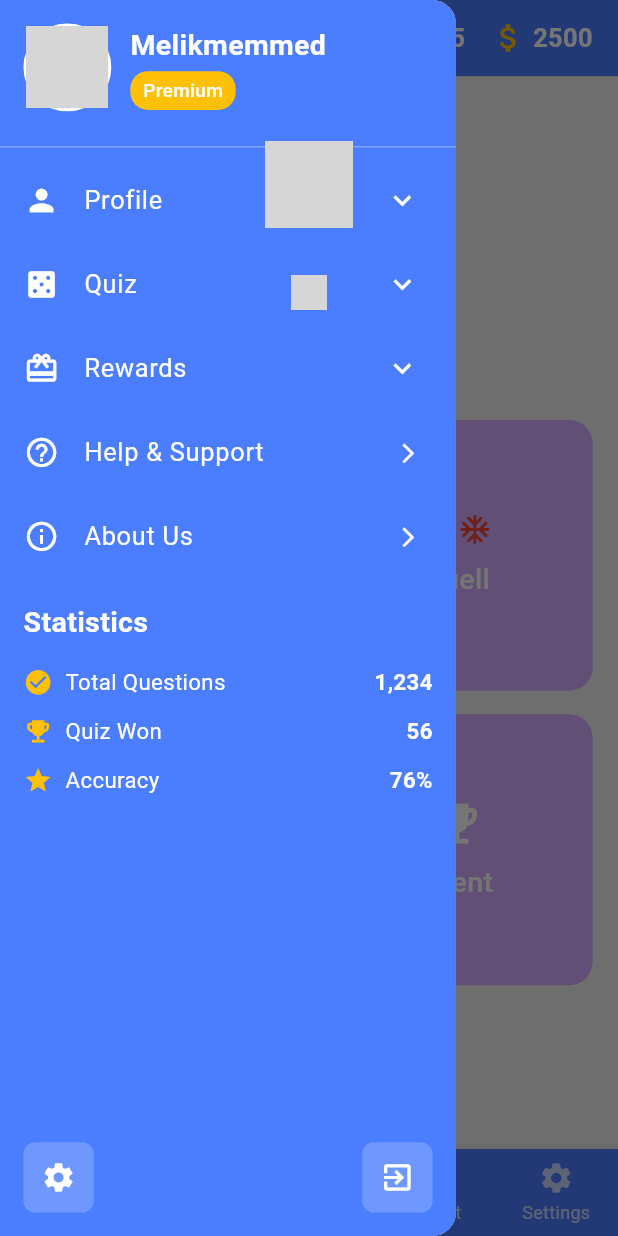
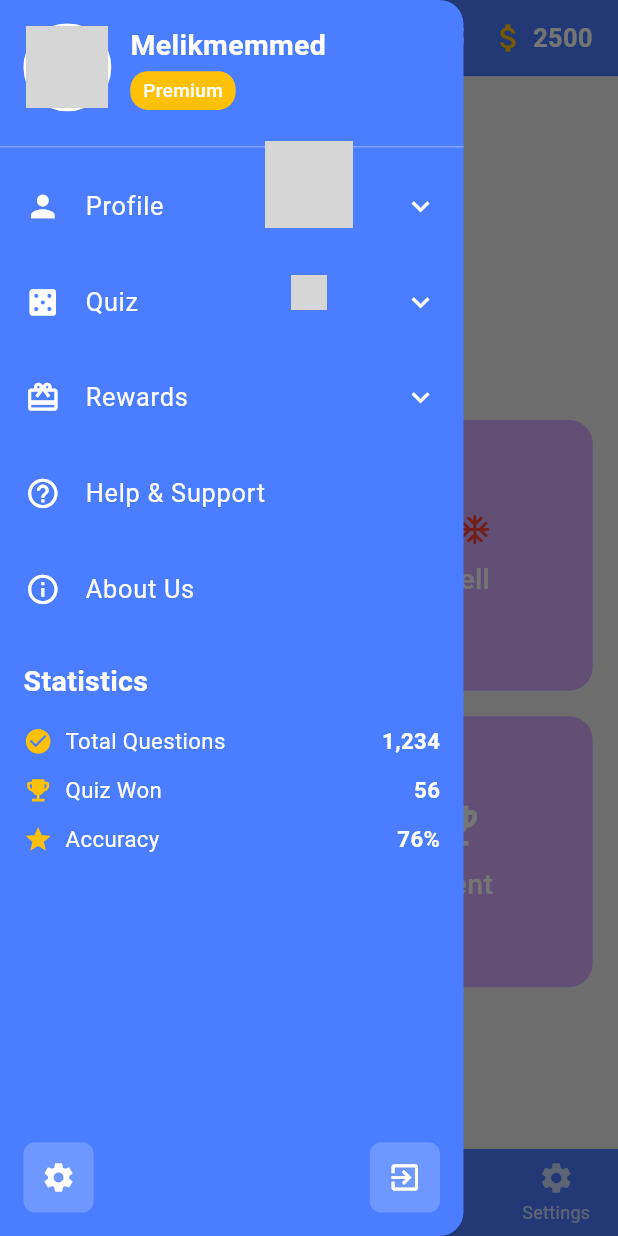
Before and after one commit to qayaxaneyvazli/quizapp, a Flutter app: the screen it shows after launch, with the side drawer open, on a phone screen of 412 x 824 dp. Run offline on Flutter 3.47's test engine with Material 3 defaults, Android fonts, the phone set to English and light mode, and no system bars; our stand-ins replace flutter_riverpod, flutter_screenutil; grey boxes are pictures that could not be loaded.

Commit message:
First design and tablet responsiveness is completed

```diff
--- a/lib/screens/home/home_screen.dart
+++ b/lib/screens/home/home_screen.dart
@@ -16,9 +16,12 @@ class HomeScreen extends ConsumerWidget {
   @override
   Widget build(BuildContext context, WidgetRef ref) {
     final navController = ref.watch(bottomNavProvider);
+    // Get screen width to determine if we're on a tablet
+    final screenWidth = MediaQuery.of(context).size.width;
+    final isTablet = screenWidth > 600;
 
     return Scaffold(
-      drawer:   TopBar(),
+      drawer: TopBar(),
       backgroundColor: const Color(0xFFF0F0F0),
       bottomNavigationBar: BottomNavigationBar(
         backgroundColor: const Color(0xFF4A7DFF),
@@ -58,7 +61,7 @@ class HomeScreen extends ConsumerWidget {
         children: [
           // Top status bar with coins and timer
           Container(
-            padding: EdgeInsets.symmetric(horizontal: 16.w, vertical: 12.h),
+            padding: EdgeInsets.symmetric(horizontal: 16.w, vertical: isTablet ? 8.h : 12.h),
             color: const Color(0xFF4A7DFF),
             child: SafeArea(
               bottom: false,
@@ -148,56 +151,68 @@ class HomeScreen extends ConsumerWidget {
   }
 }
 
-
-
-
-
 class HomeContentScreen extends StatelessWidget {
   const HomeContentScreen({Key? key}) : super(key: key);
 
   @override
   Widget build(BuildContext context) {
+    // Get screen dimensions to determine if we're on a tablet
+    final screenWidth = MediaQuery.of(context).size.width;
+    final screenHeight = MediaQuery.of(context).size.height;
+    final isTablet = screenWidth > 600;
+
+    // Calculate appropriate sizes based on device
+    final avatarSize = isTablet ? 80.r : 100.r;
+    final avatarInnerSize = isTablet ? 64.r : 80.r;
+    final flagSize = isTablet ? 20.r : 24.r;
+    final usernameSize = isTablet ? 12.sp : 20.sp;
+
+    // For tablets, we'll create a wider layout with more grid columns
+    final gridCrossAxisCount = isTablet ? 4 : 2;
+    final gridPadding = isTablet ? 12.w : 16.w;
+    final gridItemSpacing = isTablet ? 10.w : 16.w;
+
     return Column(
       children: [
         // Profile section
-        SizedBox(height: 24.h),
+        SizedBox(height: isTablet ? 16.h : 24.h),
         Center(
           child: Column(
             children: [
               Container(
-                width: 100.r,
-                height: 100.r,
+                width: avatarSize,
+                height: avatarSize,
                 decoration: BoxDecoration(
                   shape: BoxShape.circle,
                   color: const Color(0xFFE8E4FF),
-                  border: Border.all(color: const Color(0xFFD5CFFF), width: 4.r),
+                  border: Border.all(color: const Color(0xFFD5CFFF), width: isTablet ? 3.r : 4.r),
                 ),
                 child: Center(
                   child: Image.asset(
                     'assets/images/avatar.png', // Replace with your avatar image
-                    width: 80.r,
-                    height: 80.r,
+                    width: avatarInnerSize,
+                    height: avatarInnerSize,
                     errorBuilder: (context, error, stackTrace) {
-                      return Icon(Icons.person, size: 60.r, color: Colors.grey);
+                      return Icon(Icons.person, size: avatarInnerSize * 0.75, color: Colors.grey);
                     },
                   ),
                 ),
               ),
-              SizedBox(height: 8.h),
+              SizedBox(height: isTablet ? 6.h : 8.h),
               // Country flag icon
               Container(
-                padding: EdgeInsets.all(4.r),
+                padding: EdgeInsets.all(isTablet ? 3.r : 4.r),
                 decoration: const BoxDecoration(
                   shape: BoxShape.circle,
                 ),
                 child: Image.asset(
                   'assets/images/azerbaijan_flag.png', // Replace with your flag image
-                  width: 24.r,
-                  height: 24.r,
+                  width: flagSize,
+                  height: flagSize,
                   errorBuilder: (context, error, stackTrace) {
                     return Container(
-                      width: 24.r,
-                      height: 24.r,
+                      width: flagSize,
+                      height: flagSize,
                       decoration: const BoxDecoration(
                         shape: BoxShape.circle,
                         gradient: LinearGradient(
@@ -208,12 +223,12 @@ class HomeContentScreen extends StatelessWidget {
                   },
                 ),
               ),
-              SizedBox(height: 8.h),
+              SizedBox(height: isTablet ? 6.h : 8.h),
               // Username
               Text(
                 "Melikmemmed",
                 style: TextStyle(
-                  fontSize: 20.sp,
+                  fontSize: usernameSize,
                   fontWeight: FontWeight.bold,
                 ),
               ),
@@ -221,33 +236,36 @@ class HomeContentScreen extends StatelessWidget {
           ),
         ),
 
-        SizedBox(height: 32.h),
+        SizedBox(height: isTablet ? 24.h : 32.h),
 
-        // Menu grid
+        // Menu grid - responsive layout for tablet
         Expanded(
           child: Padding(
-            padding: EdgeInsets.symmetric(horizontal: 16.w),
+            padding: EdgeInsets.symmetric(horizontal: gridPadding),
             child: GridView.count(
-              crossAxisCount: 2,
-              mainAxisSpacing: 16.h,
-              crossAxisSpacing: 16.w,
+              crossAxisCount: gridCrossAxisCount,
+              mainAxisSpacing: gridItemSpacing,
+              crossAxisSpacing: gridItemSpacing,
+              childAspectRatio: isTablet ? 1.3 : 1.0, // Wider tiles on tablet
               children: [
                 // Quiz button
                 _buildMenuTile(
                   icon: Icons.play_arrow,
                   title: "Quizz Spielen",
                   color: const Color(0xFFD5ACFF),
+                  isTablet: isTablet,
                 ),
                 // Duel button
                 _buildMenuTile(
                   icon: Icons.shield,
                   title: "Duell",
                   color: const Color(0xFFD5ACFF),
+                  isTablet: isTablet,
                   customIcon: Row(
                     mainAxisSize: MainAxisSize.min,
                     children: [
-                      Icon(Icons.ac_unit_rounded, color: Colors.blue, size: 24.r),
-                      Icon(Icons.ac_unit_rounded, color: Colors.red, size: 24.r),
+                      Icon(Icons.ac_unit_rounded, color: Colors.blue, size: isTablet ? 20.r : 24.r),
+                      Icon(Icons.ac_unit_rounded, color: Colors.red, size: isTablet ? 20.r : 24.r),
                     ],
                   ),
                 ),
@@ -256,13 +274,30 @@ class HomeContentScreen extends StatelessWidget {
                   icon: Icons.calendar_today,
                   title: "Daily Login\nRewards",
                   color: const Color(0xFFD5ACFF),
+                  isTablet: isTablet,
                 ),
                 // Event button
                 _buildMenuTile(
                   icon: Icons.emoji_events,
                   title: "Event",
                   color: const Color(0xFFD5ACFF),
+                  isTablet: isTablet,
                 ),
+                // For tablet layout, add more menu items to fill the grid
+                // if (isTablet)
+                //   _buildMenuTile(
+                //     icon: Icons.star,
+                //     title: "Achievements",
+                //     color: const Color(0xFFD5ACFF),
+                //     isTablet: isTablet,
+                //   ),
+                // if (isTablet)
+                //   _buildMenuTile(
+                //     icon: Icons.history,
+                //     title: "History",
+                //     color: const Color(0xFFD5ACFF),
+                //     isTablet: isTablet,
+                //   ),
               ],
             ),
           ),
@@ -275,24 +310,29 @@ class HomeContentScreen extends StatelessWidget {
     required IconData icon,
     required String title,
     required Color color,
+    required bool isTablet,
     Widget? customIcon,
   }) {
+    // Adjust sizes for tablet
+    final iconSize = isTablet ? 30.r : 36.r;
+    final fontSize = isTablet ? 16.sp : 18.sp;
+
     return Container(
       decoration: BoxDecoration(
         color: color,
-        borderRadius: BorderRadius.circular(16.r),
+        borderRadius: BorderRadius.circular(isTablet ? 12.r : 16.r),
       ),
       child: Column(
         mainAxisAlignment: MainAxisAlignment.center,
         children: [
-          customIcon ?? Icon(icon, size: 36.r, color: Colors.white),
-          SizedBox(height: 8.h),
+          customIcon ?? Icon(icon, size: iconSize, color: Colors.white),
+          SizedBox(height: isTablet ? 6.h : 8.h),
           Text(
             title,
             textAlign: TextAlign.center,
             style: TextStyle(
               color: Colors.white,
-              fontSize: 18.sp,
+              fontSize: fontSize,
               fontWeight: FontWeight.w500,
             ),
           ),
--- a/lib/widgets/topbar.dart
+++ b/lib/widgets/topbar.dart
@@ -24,38 +24,48 @@ class _TopBarState extends State<TopBar> {
 
   @override
   Widget build(BuildContext context) {
-    return Drawer(
-      child: Container(
-        color: const Color(0xFF4A7DFF),
+    // Get screen width to determine if we're on a tablet
+    final screenWidth = MediaQuery.of(context).size.width;
+    final isTablet = screenWidth > 600;
+
+    // Adjust drawer width based on device type
+    // For tablets, make drawer narrower to use screen space more efficiently
+    final drawerWidth = isTablet ? screenWidth * 0.3 : screenWidth * 0.75;
+
+    return SizedBox(
+      width: drawerWidth,
+      child: Drawer(
+        backgroundColor: const Color(0xFF4A7DFF),
         child: SafeArea(
           child: Column(
             children: [
-              // User profile section
+              // User profile section - more compact on tablet
               Padding(
-                padding: EdgeInsets.all(16.r),
+                padding: EdgeInsets.all(isTablet ? 16.r : 16.r),
                 child: Row(
                   children: [
                     Container(
-                      width: 60.r,
-                      height: 60.r,
+                      width: isTablet ? 56.r : 60.r,
+                      height: isTablet ? 56.r : 60.r,
                       decoration: BoxDecoration(
                         shape: BoxShape.circle,
                         color: const Color(0xFFE8E4FF),
-                        border: Border.all(color: Colors.white, width: 2.r),
+                        border: Border.all(color: Colors.white, width: isTablet ? 2.r : 2.r),
                       ),
                       child: ClipRRect(
-                        borderRadius: BorderRadius.circular(30.r),
+                        borderRadius: BorderRadius.circular(isTablet ? 28.r : 30.r),
                         child: Image.asset(
                           'assets/images/avatar.png',
                           fit: BoxFit.cover,
                           errorBuilder: (context, error, stackTrace) {
-                            return Icon(Icons.person, size: 40.r, color: Colors.grey);
+                            return Icon(Icons.person, size: isTablet ? 36.r : 40.r, color: Colors.grey);
                           },
                         ),
                       ),
                     ),
-                    SizedBox(width: 12.w),
-                    Column(
+                    SizedBox(width: isTablet ? 12.w : 12.w),
+                    Expanded(
+                      child: Column(
                         crossAxisAlignment: CrossAxisAlignment.start,
                         children: [
                           Text(
@@ -63,26 +73,30 @@ class _TopBarState extends State<TopBar> {
                             style: TextStyle(
                               color: Colors.white,
                               fontWeight: FontWeight.bold,
-                            fontSize: 18.sp,
+                              fontSize: isTablet ? 11.sp : 18.sp,
                             ),
                           ),
                           SizedBox(height: 4.h),
                           Container(
-                          padding: EdgeInsets.symmetric(horizontal: 8.w, vertical: 4.h),
+                            padding: EdgeInsets.symmetric(
+                              horizontal: isTablet ? 8.w : 8.w,
+                              vertical: isTablet ? 3.h : 4.h
+                            ),
                             decoration: BoxDecoration(
                               color: Colors.amber,
-                            borderRadius: BorderRadius.circular(12.r),
+                              borderRadius: BorderRadius.circular(isTablet ? 10.r : 12.r),
                             ),
                             child: Text(
                               "Premium",
                               style: TextStyle(
                                 color: Colors.white,
                                 fontWeight: FontWeight.w500,
-                              fontSize: 12.sp,
+                                fontSize: isTablet ? 7.sp : 12.sp,
                               ),
                             ),
                           ),
                         ],
+                      ),
                     ),
                   ],
                 ),
@@ -100,9 +114,11 @@ class _TopBarState extends State<TopBar> {
                       _buildExpandableSection(
                         title: 'Profile',
                         icon: Icons.person,
+                        isTablet: isTablet,
                         children: [
                           _buildSubMenuItem(
                             title: 'View Profile',
+                            isTablet: isTablet,
                             onTap: () {
                               Navigator.pop(context);
                               // Navigate to profile page
@@ -110,6 +126,7 @@ class _TopBarState extends State<TopBar> {
                           ),
                           _buildSubMenuItem(
                             title: 'Edit Profile',
+                            isTablet: isTablet,
                             onTap: () {
                               Navigator.pop(context);
                               // Navigate to edit profile page
@@ -117,6 +134,7 @@ class _TopBarState extends State<TopBar> {
                           ),
                           _buildSubMenuItem(
                             title: 'Change Avatar',
+                            isTablet: isTablet,
                             onTap: () {
                               Navigator.pop(context);
                               // Navigate to change avatar page
@@ -129,9 +147,11 @@ class _TopBarState extends State<TopBar> {
                       _buildExpandableSection(
                         title: 'Quiz',
                         icon: Icons.casino,
+                        isTablet: isTablet,
                         children: [
                           _buildSubMenuItem(
                             title: 'Quiz History',
+                            isTablet: isTablet,
                             onTap: () {
                               Navigator.pop(context);
                               // Navigate to quiz history
@@ -139,6 +159,7 @@ class _TopBarState extends State<TopBar> {
                           ),
                           _buildSubMenuItem(
                             title: 'Leaderboard',
+                            isTablet: isTablet,
                             onTap: () {
                               Navigator.pop(context);
                               // Navigate to leaderboard
@@ -146,6 +167,7 @@ class _TopBarState extends State<TopBar> {
                           ),
                           _buildSubMenuItem(
                             title: 'Achievements',
+                            isTablet: isTablet,
                             onTap: () {
                               Navigator.pop(context);
                               // Navigate to achievements
@@ -158,9 +180,11 @@ class _TopBarState extends State<TopBar> {
                       _buildExpandableSection(
                         title: 'Rewards',
                         icon: Icons.card_giftcard,
+                        isTablet: isTablet,
                         children: [
                           _buildSubMenuItem(
                             title: 'Available Rewards',
+                            isTablet: isTablet,
                             onTap: () {
                               Navigator.pop(context);
                               // Navigate to available rewards
@@ -168,6 +192,7 @@ class _TopBarState extends State<TopBar> {
                           ),
                           _buildSubMenuItem(
                             title: 'My Purchases',
+                            isTablet: isTablet,
                             onTap: () {
                               Navigator.pop(context);
                               // Navigate to purchases
@@ -175,6 +200,7 @@ class _TopBarState extends State<TopBar> {
                           ),
                           _buildSubMenuItem(
                             title: 'Redeem Code',
+                            isTablet: isTablet,
                             onTap: () {
                               Navigator.pop(context);
                               // Navigate to redeem code
@@ -187,6 +213,7 @@ class _TopBarState extends State<TopBar> {
                       _buildMenuItem(
                         icon: Icons.help_outline,
                         title: "Help & Support",
+                        isTablet: isTablet,
                         onTap: () {
                           Navigator.pop(context);
                           // Navigate to help and support
@@ -195,15 +222,16 @@ class _TopBarState extends State<TopBar> {
                       _buildMenuItem(
                         icon: Icons.info_outline,
                         title: "About Us",
+                        isTablet: isTablet,
                         onTap: () {
                           Navigator.pop(context);
                           // Navigate to about us
                         },
                       ),
 
-                      // Statistics section
+                      // Statistics section - more compact on tablet
                       Padding(
-                        padding: EdgeInsets.all(16.r),
+                        padding: EdgeInsets.all(isTablet ? 16.r : 16.r),
                         child: Column(
                           crossAxisAlignment: CrossAxisAlignment.start,
                           children: [
@@ -212,26 +240,29 @@ class _TopBarState extends State<TopBar> {
                               style: TextStyle(
                                 color: Colors.white,
                                 fontWeight: FontWeight.bold,
-                                fontSize: 18.sp,
+                                fontSize: isTablet ? 11.sp : 18.sp,
                               ),
                             ),
-                            SizedBox(height: 16.h),
+                            SizedBox(height: isTablet ? 16.h : 16.h),
                             _buildStatItem(
                               icon: Icons.check_circle,
                               title: "Total Questions",
                               value: "1,234",
+                              isTablet: isTablet,
                             ),
-                            SizedBox(height: 12.h),
+                            SizedBox(height: isTablet ? 12.h : 12.h),
                             _buildStatItem(
                               icon: Icons.emoji_events,
                               title: "Quiz Won",
                               value: "56",
+                              isTablet: isTablet,
                             ),
-                            SizedBox(height: 12.h),
+                            SizedBox(height: isTablet ? 12.h : 12.h),
                             _buildStatItem(
                               icon: Icons.star,
                               title: "Accuracy",
                               value: "76%",
+                              isTablet: isTablet,
                             ),
                           ],
                         ),
@@ -241,9 +272,9 @@ class _TopBarState extends State<TopBar> {
                 ),
               ),
 
-              // Bottom buttons
+              // Bottom buttons - more compact on tablet
               Padding(
-                padding: EdgeInsets.all(16.r),
+                padding: EdgeInsets.all(isTablet ? 16.r : 16.r),
                 child: Row(
                   mainAxisAlignment: MainAxisAlignment.spaceBetween,
                   children: [
@@ -253,12 +284,12 @@ class _TopBarState extends State<TopBar> {
                         // Navigate to settings
                       },
                       child: Container(
-                        padding: EdgeInsets.all(12.r),
+                        padding: EdgeInsets.all(isTablet ? 10.r : 12.r),
                         decoration: BoxDecoration(
                           color: Colors.white.withOpacity(0.2),
-                          borderRadius: BorderRadius.circular(8.r),
+                          borderRadius: BorderRadius.circular(isTablet ? 8.r : 8.r),
                         ),
-                        child: Icon(Icons.settings, color: Colors.white, size: 24.r),
+                        child: Icon(Icons.settings, color: Colors.white, size: isTablet ? 24.r : 24.r),
                       ),
                     ),
                     InkWell(
@@ -267,12 +298,12 @@ class _TopBarState extends State<TopBar> {
                         // Logout action
                       },
                       child: Container(
-                        padding: EdgeInsets.all(12.r),
+                        padding: EdgeInsets.all(isTablet ? 10.r : 12.r),
                         decoration: BoxDecoration(
                           color: Colors.white.withOpacity(0.2),
-                          borderRadius: BorderRadius.circular(8.r),
+                          borderRadius: BorderRadius.circular(isTablet ? 8.r : 8.r),
                         ),
-                        child: Icon(Icons.exit_to_app, color: Colors.white, size: 24.r),
+                        child: Icon(Icons.exit_to_app, color: Colors.white, size: isTablet ? 24.r : 24.r),
                       ),
                     ),
                   ],
@@ -289,24 +320,34 @@ class _TopBarState extends State<TopBar> {
     required String title,
     required IconData icon,
     required List<Widget> children,
+    required bool isTablet,
   }) {
     final isExpanded = _expandedItems[title] ?? false;
 
     return Column(
       children: [
         ListTile(
-          leading: Icon(icon, color: Colors.white, size: 24.r),
+          dense: isTablet, // Make list tiles more compact on tablet
+          contentPadding: EdgeInsets.symmetric(
+            horizontal: isTablet ? 16.w : 16.w,
+            vertical: isTablet ? 2.h : 4.h,
+          ),
+          leading: Icon(
+            icon,
+            color: Colors.white,
+            size: isTablet ? 24.r : 24.r
+          ),
           title: Text(
             title,
             style: TextStyle(
               color: Colors.white,
-              fontSize: 16.sp,
+              fontSize: isTablet ? 10.sp : 16.sp,
             ),
           ),
           trailing: Icon(
             isExpanded ? Icons.keyboard_arrow_up : Icons.keyboard_arrow_down,
             color: Colors.white,
-            size: 24.r,
+            size: isTablet ? 20.r : 24.r,
           ),
           onTap: () => _toggleExpanded(title),
         ),
@@ -319,14 +360,21 @@ class _TopBarState extends State<TopBar> {
   Widget _buildSubMenuItem({
     required String title,
     required VoidCallback onTap,
+    required bool isTablet,
   }) {
     return ListTile(
-      contentPadding: EdgeInsets.only(left: 56.w, right: 16.w),
+      dense: isTablet, // Make submenu items more compact on tablet
+      contentPadding: EdgeInsets.only(
+        left: isTablet ? 28.w : 56.w,
+        right: isTablet ? 16.w : 16.w,
+        top: isTablet ? 0.h : 2.h,
+        bottom: isTablet ? 0.h : 2.h,
+      ),
       title: Text(
         title,
         style: TextStyle(
           color: Colors.white.withOpacity(0.8),
-          fontSize: 14.sp,
+          fontSize: isTablet ? 10.sp : 14.sp,
         ),
       ),
       onTap: onTap,
@@ -337,17 +385,31 @@ class _TopBarState extends State<TopBar> {
     required IconData icon,
     required String title,
     required VoidCallback onTap,
+    required bool isTablet,
   }) {
     return ListTile(
-      leading: Icon(icon, color: Colors.white, size: 24.r),
+      dense: isTablet, // Make menu items more compact on tablet
+      contentPadding: EdgeInsets.symmetric(
+        horizontal: isTablet ? 16.w : 16.w,
+        vertical: isTablet ? 2.h : 4.h,
+      ),
+      leading: Icon(
+        icon,
+        color: Colors.white,
+        size: isTablet ? 24.r : 24.r
+      ),
       title: Text(
         title,
         style: TextStyle(
           color: Colors.white,
-          fontSize: 16.sp,
+          fontSize: isTablet ? 10.sp : 16.sp,
         ),
       ),
-      trailing: Icon(Icons.arrow_forward_ios, color: Colors.white, size: 16.r),
+      // trailing: Icon(
+      //   Icons.arrow_forward_ios,
+      //   color: Colors.white,
+      //   size: isTablet ? 14.r : 16.r
+      // ),
       onTap: onTap,
     );
   }
@@ -356,16 +418,21 @@ class _TopBarState extends State<TopBar> {
     required IconData icon,
     required String title,
     required String value,
+    required bool isTablet,
   }) {
     return Row(
       children: [
-        Icon(icon, color: Colors.amber, size: 20.r),
-        SizedBox(width: 8.w),
+        Icon(
+          icon,
+          color: Colors.amber,
+          size: isTablet ? 18.r : 20.r
+        ),
+        SizedBox(width: isTablet ? 2.w : 8.w),
         Text(
           title,
           style: TextStyle(
             color: Colors.white,
-            fontSize: 14.sp,
+            fontSize: isTablet ? 10.sp : 14.sp,
           ),
         ),
         const Spacer(),
@@ -374,7 +441,7 @@ class _TopBarState extends State<TopBar> {
           style: TextStyle(
             color: Colors.white,
             fontWeight: FontWeight.bold,
-            fontSize: 14.sp,
+            fontSize: isTablet ? 10.sp : 14.sp,
           ),
         ),
       ],
```
Lines whose indentation alone changed are shown as unchanged.
